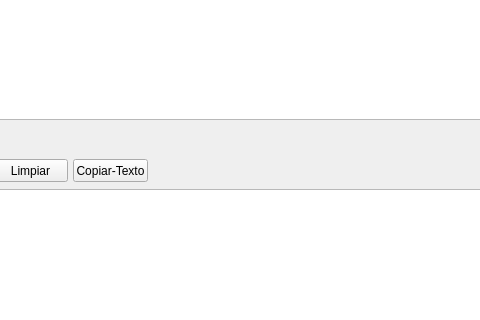
Above: GUI.ui from Santiago-vdk/Proyecto-2_CE-2103 before the change; both pictures show x 287 to 767 and y 221 to 541 of the 1016 by 667 pixel window. Below: the same form after it.
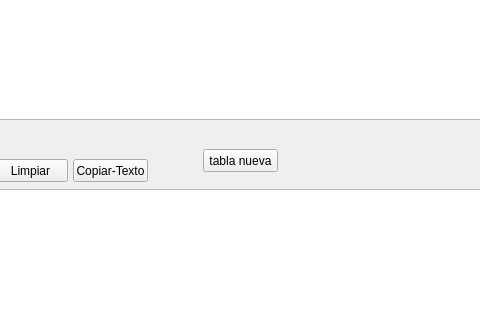
That is the form after the change.

Commit message: Finalizo implementacion del arbol busqueda entre las bases de datos y tablas.

What changed in the file:
```diff
--- a/GUI.ui
+++ b/GUI.ui
@@ -113,6 +113,19 @@
        <string>Copiar-Texto</string>
       </property>
      </widget>
+     <widget class="QPushButton" name="pushButton">
+      <property name="geometry">
+       <rect>
+        <x>210</x>
+        <y>360</y>
+        <width>75</width>
+        <height>23</height>
+       </rect>
+      </property>
+      <property name="text">
+       <string>tabla nueva</string>
+      </property>
+     </widget>
     </widget>
     <widget class="QWidget" name="page_2">
      <widget class="QTextEdit" name="textEdit_2">
```
The commit also changes 2 other files.
